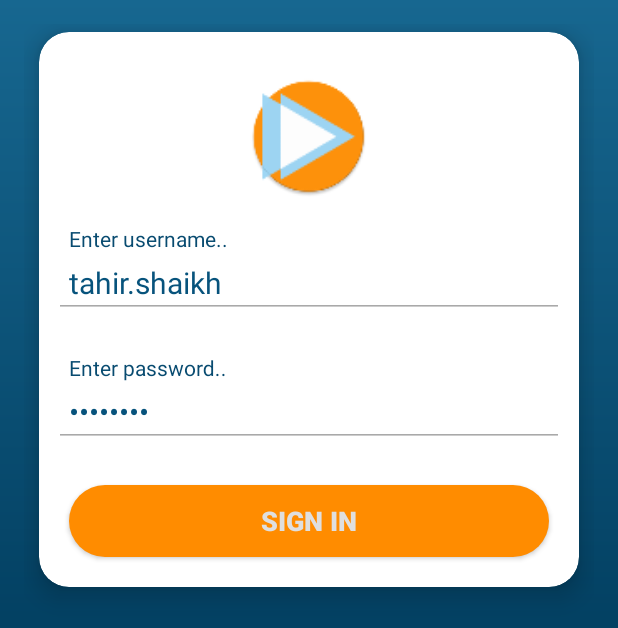
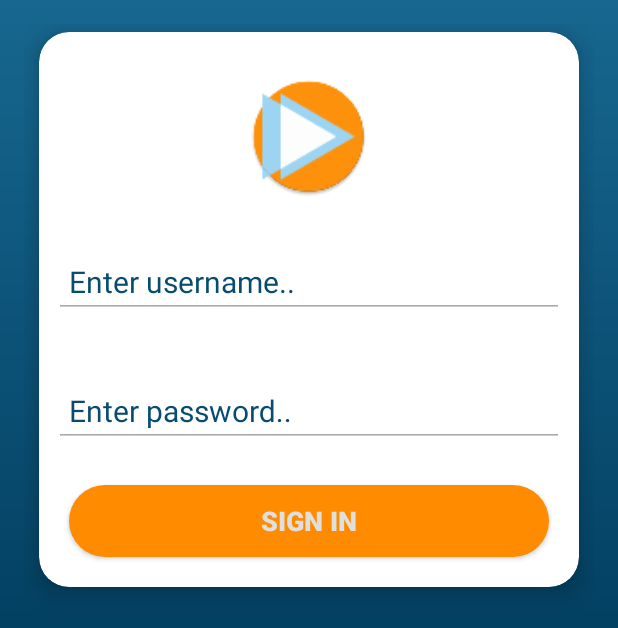
Before and after one commit to KunalBhavsar/SamosaDelivery, an Android app: the screen it shows after launch (LoginActivity), on a phone screen of 412 x 824 dp. Shown: the top 628 px of the screen. Run offline under Robolectric (Android 15) with nearby library versions, the phone set to English and light mode, and no system bars; our stand-ins replace EventBus; libraries missing offline, so code that uses them is left out: com.activeandroid; 10 statements that could not run were skipped.

Commit message:
bug fixes

```diff
--- a/app/src/main/java/co/rapiddelivery/src/LoginActivity.java
+++ b/app/src/main/java/co/rapiddelivery/src/LoginActivity.java
@@ -91,8 +91,8 @@ public class LoginActivity extends AppCompatActivity {
             }
         });
 
-        mEdtUsername.setText("tahir.shaikh");
-        mEdtPassword.setText("rapid123");
+        /*mEdtUsername.setText("tahir.shaikh");
+        mEdtPassword.setText("rapid123");*/
 
         Button mSignInButton = (Button) findViewById(R.id.sign_in_button);
         mSignInButton.setOnClickListener(new OnClickListener() {
--- a/app/src/main/java/co/rapiddelivery/src/TabActivity.java
+++ b/app/src/main/java/co/rapiddelivery/src/TabActivity.java
@@ -4,6 +4,7 @@ import android.app.Activity;
 import android.app.SearchManager;
 import android.content.Context;
 import android.content.Intent;
+import android.location.LocationManager;
 import android.os.Bundle;
 import android.support.annotation.Nullable;
 import android.support.design.widget.TabLayout;
@@ -102,6 +103,7 @@ public class TabActivity extends AppCompatActivity {
     private void onLogoutClicked() {
         SPrefUtils.setIntegerPreference(mAppContext, SPrefUtils.LOGIN_STATUS, KeyConstants.LOGIN_STATUS_BLANK);
         SPrefUtils.setStringPreference(mAppContext, SPrefUtils.LOGGEDIN_USER_DETAILS, null);
+        SPrefUtils.setStringPreference(mAppContext, SPrefUtils.STARTED_DELIVERY_NUMBER, null);
         RDApplication.setAppOwnerData(null);
         RDApplication.setDeliveryModels(null);
         RDApplication.setPickupModels(null);
@@ -344,6 +346,7 @@ public class TabActivity extends AppCompatActivity {
                             public void onResponse(Call<DeliveryResponseModel> call, Response<DeliveryResponseModel> response) {
                                 DeliveryResponseModel responseModel = response.body();
                                 if(null != responseModel) {
+                                    showProgress(false);
                                     switch (responseModel.getStatusCode()) {
                                         case "200":
                                             List<DeliveryModel> deliveryModels = new ArrayList<>();
```
Also changed, not shown: app/src/main/java/co/rapiddelivery/src/DeliveryDetailsActivity.java (+28 -6 lines).
